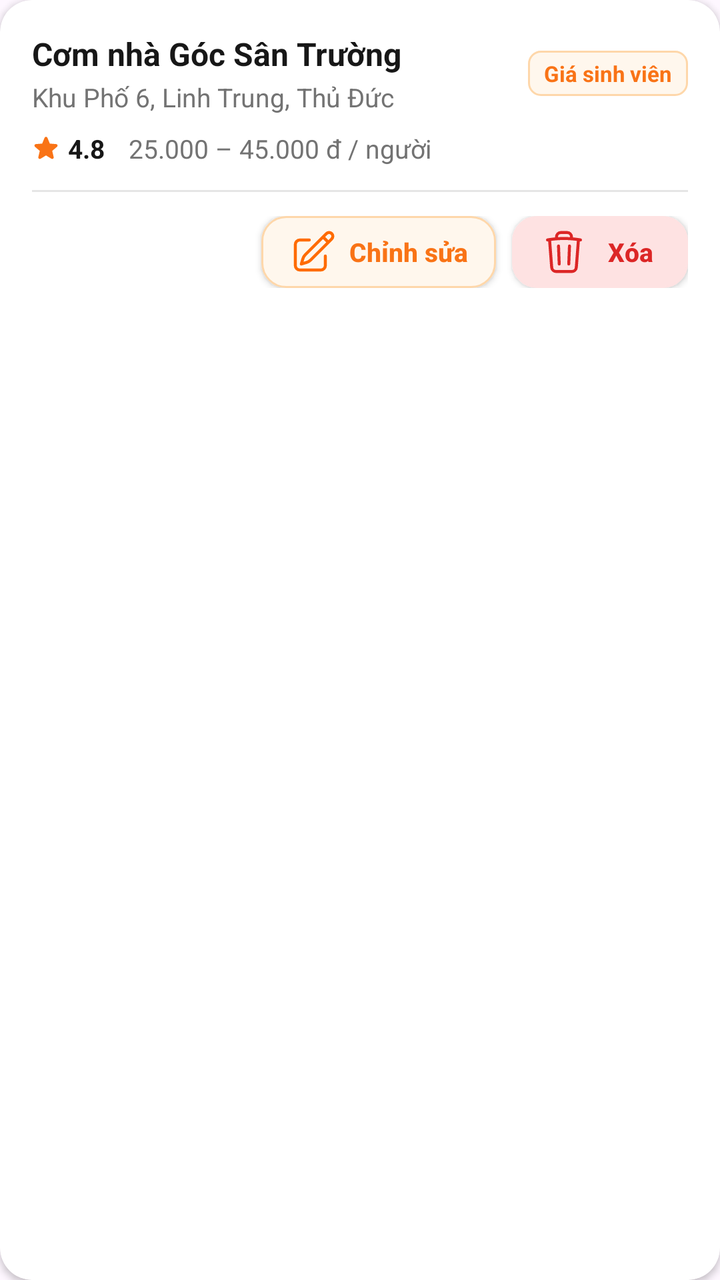
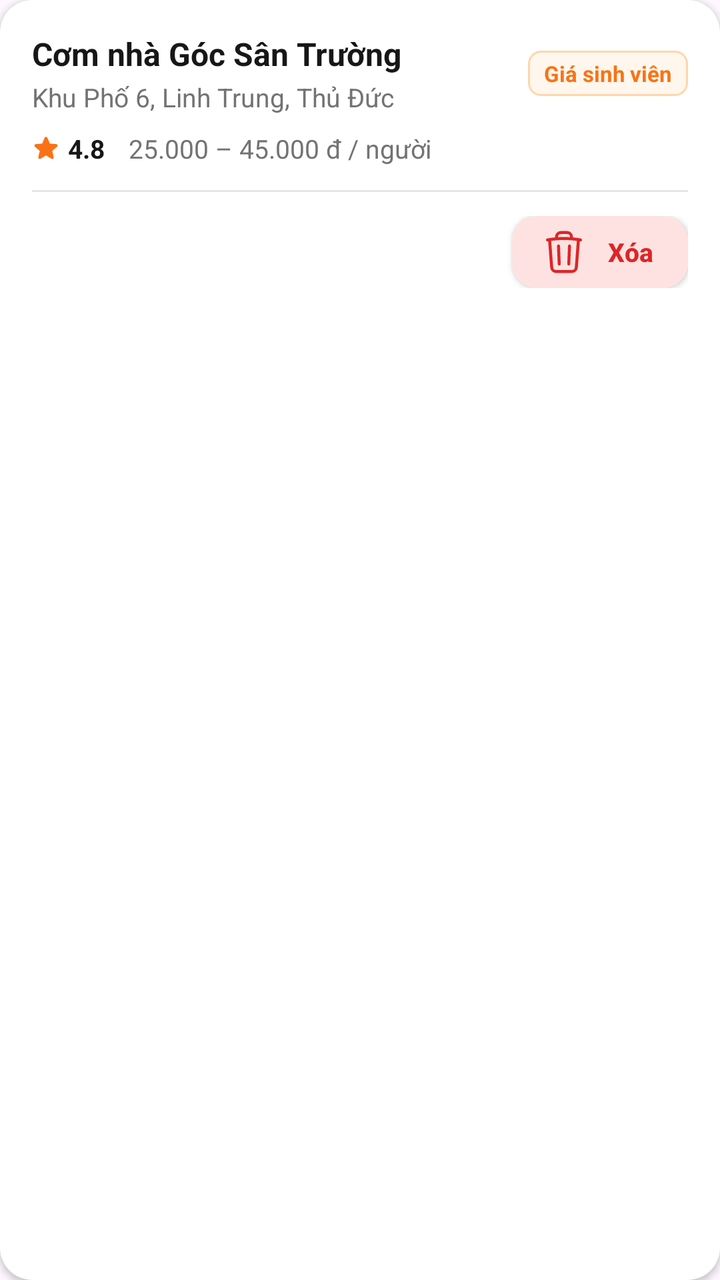

Before-and-after screenshots of an Android layout around one commit, followed by the original layout XML and the change that was made.
<!-- AndroidManifest.xml: application theme Theme.Unieats -->
<!-- res/layout/item_my_restaurant.xml -->
<?xml version="1.0" encoding="utf-8"?>
<androidx.cardview.widget.CardView xmlns:android="http://schemas.android.com/apk/res/android"
    xmlns:app="http://schemas.android.com/apk/res-auto"
    android:layout_width="match_parent"
    android:layout_height="wrap_content"
    android:layout_marginHorizontal="12dp"
    android:layout_marginVertical="6dp"
    app:cardBackgroundColor="@color/neutral_0"
    app:cardCornerRadius="16dp"
    app:cardElevation="2dp">

    <LinearLayout
        android:layout_width="match_parent"
        android:layout_height="wrap_content"
        android:orientation="vertical"
        android:padding="16dp">

        <LinearLayout
            android:layout_width="match_parent"
            android:layout_height="wrap_content"
            android:gravity="center_vertical"
            android:orientation="horizontal">

            
            <LinearLayout
                android:layout_width="0dp"
                android:layout_height="wrap_content"
                android:layout_weight="1"
                android:orientation="vertical">

                <TextView
                    android:id="@+id/tvRestaurantName"
                    android:layout_width="wrap_content"
                    android:layout_height="wrap_content"
                    android:text="Cơm nhà Góc Sân Trường"
                    android:textColor="@color/neutral_900"
                    android:textSize="16sp"
                    android:textStyle="bold" />

                <TextView
                    android:id="@+id/tvRestaurantAddress"
                    android:layout_width="wrap_content"
                    android:layout_height="wrap_content"
                    android:layout_marginTop="2dp"
                    android:text="Khu Phố 6, Linh Trung, Thủ Đức"
                    android:textColor="@color/neutral_500"
                    android:textSize="13sp" />
            </LinearLayout>

            <TextView
                android:id="@+id/tvTag"
                android:layout_width="wrap_content"
                android:layout_height="wrap_content"
                android:background="@drawable/bg_tag_orange_soft"
                android:paddingHorizontal="8dp"
                android:paddingVertical="4dp"
                android:text="Giá sinh viên"
                android:textColor="@color/orange_500"
                android:textSize="11sp"
                android:textStyle="bold" />
        </LinearLayout>

        
        <LinearLayout
            android:layout_width="match_parent"
            android:layout_height="wrap_content"
            android:layout_marginTop="8dp"
            android:gravity="center_vertical"
            android:orientation="horizontal">

            <ImageView
                android:layout_width="14dp"
                android:layout_height="14dp"
                android:src="@drawable/ic_star_filled"
                app:tint="@color/orange_500" />

            <TextView
                android:id="@+id/tvRating"
                android:layout_width="wrap_content"
                android:layout_height="wrap_content"
                android:layout_marginStart="4dp"
                android:text="4.8"
                android:textColor="@color/neutral_900"
                android:textSize="13sp"
                android:textStyle="bold" />

            <TextView
                android:id="@+id/tvPriceRange"
                android:layout_width="wrap_content"
                android:layout_height="wrap_content"
                android:layout_marginStart="12dp"
                android:text="25.000 – 45.000 đ / người"
                android:textColor="@color/neutral_500"
                android:textSize="13sp" />
        </LinearLayout>

        <View
            android:layout_width="match_parent"
            android:layout_height="1dp"
            android:layout_marginVertical="12dp"
            android:background="@color/neutral_200" />

        
        <LinearLayout
            android:layout_width="match_parent"
            android:layout_height="wrap_content"
            android:gravity="end"
            android:orientation="horizontal">

            <androidx.appcompat.widget.AppCompatButton
                android:id="@+id/btnEdit"
                android:layout_width="wrap_content"
                android:layout_height="36dp"
                android:layout_marginEnd="8dp"
                android:background="@drawable/bg_button_google"
                android:drawableStart="@drawable/ic_edit"
                android:drawablePadding="6dp"
                android:paddingHorizontal="14dp"
                android:text="Chỉnh sửa"
                android:textAllCaps="false"
                android:textColor="@color/orange_500"
                android:textSize="13sp"
                android:textStyle="bold" />

            <androidx.appcompat.widget.AppCompatButton
                android:id="@+id/btnDelete"
                android:layout_width="wrap_content"
                android:layout_height="36dp"
                android:background="@drawable/bg_button_facebook"
                android:backgroundTint="#FEE2E2"
                android:drawableStart="@drawable/ic_trash"
                android:drawablePadding="6dp"
                android:paddingHorizontal="14dp"
                android:text="Xóa"
                android:textAllCaps="false"
                android:textColor="@color/red_600"
                android:textSize="13sp"
                android:textStyle="bold" />
        </LinearLayout>

    </LinearLayout>
</androidx.cardview.widget.CardView>
<!-- resources referenced by this layout -->
<resources>
  <color name="neutral_0">#FFFFFF</color>
  <color name="neutral_200">#E5E5E5</color>
  <color name="neutral_500">#737373</color>
  <color name="neutral_900">#171717</color>
  <color name="orange_500">#F97316</color>
  <color name="red_600">#DC2626</color>
  <!-- drawable bg_button_facebook (drawable) -->
  <?xml version="1.0" encoding="utf-8"?>
  <shape xmlns:android="http://schemas.android.com/apk/res/android"
      android:shape="rectangle">
      <solid android:color="@color/neutral_0" />
      <stroke
          android:width="1dp"
          android:color="@color/neutral_200" />
      <corners android:radius="12dp" />
  </shape>
  <!-- drawable bg_button_google (drawable) -->
  <?xml version="1.0" encoding="utf-8"?>
  <shape xmlns:android="http://schemas.android.com/apk/res/android"
      android:shape="rectangle">
      <solid android:color="@color/orange_50" />
      <stroke
          android:width="1dp"
          android:color="#FED7AA" />
      <corners android:radius="12dp" />
  </shape>
  <!-- drawable bg_tag_orange_soft (drawable) -->
  <?xml version="1.0" encoding="utf-8"?>
  <shape xmlns:android="http://schemas.android.com/apk/res/android"
      android:shape="rectangle">
      <solid android:color="@color/orange_50" />
      <stroke
          android:width="1dp"
          android:color="#FED7AA" />
      <corners android:radius="6dp" />
  </shape>
  <!-- drawable ic_edit (drawable) -->
  <vector xmlns:android="http://schemas.android.com/apk/res/android"
      android:width="24dp"
      android:height="24dp"
      android:viewportWidth="24"
      android:viewportHeight="24">
      <path
          android:strokeColor="#FF6B00"
          android:strokeWidth="1.5"
          android:strokeLineCap="round"
          android:strokeLineJoin="round"
          android:pathData="M 16.8617 4.48667 L 18.5492 2.79917 C 19.2814 2.06694 20.4686 2.06694 21.2008 2.79917 C 21.9331 3.53141 21.9331 4.71859 21.2008 5.45083 L 10.5822 16.0695 C 10.0535 16.5981 9.40144 16.9868 8.68489 17.2002 L 6 18 L 6.79978 15.3151 C 7.01323 14.5986 7.40185 13.9465 7.93052 13.4178 L 16.8617 4.48667 Z M 16.8617 4.48667 L 19.5 7.12499 M 18 14 V 18.75 C 18 19.9926 16.9926 21 15.75 21 H 5.25 C 4.00736 21 3 19.9926 3 18.75 V 8.24999 C 3 7.00735 4.00736 5.99999 5.25 5.99999 H 10" />
  </vector>
  <!-- drawable ic_star_filled (drawable) -->
  <vector xmlns:android="http://schemas.android.com/apk/res/android"
      android:width="24dp"
      android:height="24dp"
      android:viewportWidth="24"
      android:viewportHeight="24">
      <path
          android:fillColor="#F59E0B"
          android:fillType="evenOdd"
          android:pathData="M 10.7881 3.21068 C 11.2364 2.13274 12.7635 2.13273 13.2118 3.21068 L 15.2938 8.2164 L 20.6979 8.64964 C 21.8616 8.74293 22.3335 10.1952 21.4469 10.9547 L 17.3295 14.4817 L 18.5874 19.7551 C 18.8583 20.8908 17.6229 21.7883 16.6266 21.1798 L 11.9999 18.3538 L 7.37329 21.1798 C 6.37697 21.7883 5.14158 20.8908 5.41246 19.7551 L 6.67038 14.4817 L 2.55303 10.9547 C 1.66639 10.1952 2.13826 8.74293 3.302 8.64964 L 8.70609 8.2164 L 10.7881 3.21068 Z" />
  </vector>
  <style name="Theme.Unieats" parent="Base.Theme.UniEats" />
  <color name="orange_50">#FFF7ED</color>
  <style name="Base.Theme.UniEats" parent="Theme.Material3.DayNight.NoActionBar">
          
      </style>
  <!-- unchanged entries left out for length: 1 -->
</resources>

<!-- the commit's change to res/layout/item_my_restaurant.xml (unified diff, before → after) -->
@@ -108,21 +108,6 @@
             android:orientation="horizontal">
 
             <androidx.appcompat.widget.AppCompatButton
-                android:id="@+id/btnEdit"
-                android:layout_width="wrap_content"
-                android:layout_height="36dp"
-                android:layout_marginEnd="8dp"
-                android:background="@drawable/bg_button_google"
-                android:drawableStart="@drawable/ic_edit"
-                android:drawablePadding="6dp"
-                android:paddingHorizontal="14dp"
-                android:text="Chỉnh sửa"
-                android:textAllCaps="false"
-                android:textColor="@color/orange_500"
-                android:textSize="13sp"
-                android:textStyle="bold" />
-
-            <androidx.appcompat.widget.AppCompatButton
                 android:id="@+id/btnDelete"
                 android:layout_width="wrap_content"
                 android:layout_height="36dp"
<!-- resource entries referenced after the edit -->
@@ -16,16 +16,6 @@
           android:color="@color/neutral_200" />
       <corners android:radius="12dp" />
   </shape>
-  <!-- drawable bg_button_google (drawable) -->
-  <?xml version="1.0" encoding="utf-8"?>
-  <shape xmlns:android="http://schemas.android.com/apk/res/android"
-      android:shape="rectangle">
-      <solid android:color="@color/orange_50" />
-      <stroke
-          android:width="1dp"
-          android:color="#FED7AA" />
-      <corners android:radius="12dp" />
-  </shape>
   <!-- drawable bg_tag_orange_soft (drawable) -->
   <?xml version="1.0" encoding="utf-8"?>
   <shape xmlns:android="http://schemas.android.com/apk/res/android"
@@ -36,19 +26,6 @@
           android:color="#FED7AA" />
       <corners android:radius="6dp" />
   </shape>
-  <!-- drawable ic_edit (drawable) -->
-  <vector xmlns:android="http://schemas.android.com/apk/res/android"
-      android:width="24dp"
-      android:height="24dp"
-      android:viewportWidth="24"
-      android:viewportHeight="24">
-      <path
-          android:strokeColor="#FF6B00"
-          android:strokeWidth="1.5"
-          android:strokeLineCap="round"
-          android:strokeLineJoin="round"
-          android:pathData="M 16.8617 4.48667 L 18.5492 2.79917 C 19.2814 2.06694 20.4686 2.06694 21.2008 2.79917 C 21.9331 3.53141 21.9331 4.71859 21.2008 5.45083 L 10.5822 16.0695 C 10.0535 16.5981 9.40144 16.9868 8.68489 17.2002 L 6 18 L 6.79978 15.3151 C 7.01323 14.5986 7.40185 13.9465 7.93052 13.4178 L 16.8617 4.48667 Z M 16.8617 4.48667 L 19.5 7.12499 M 18 14 V 18.75 C 18 19.9926 16.9926 21 15.75 21 H 5.25 C 4.00736 21 3 19.9926 3 18.75 V 8.24999 C 3 7.00735 4.00736 5.99999 5.25 5.99999 H 10" />
-  </vector>
   <!-- drawable ic_star_filled (drawable) -->
   <vector xmlns:android="http://schemas.android.com/apk/res/android"
       android:width="24dp"
